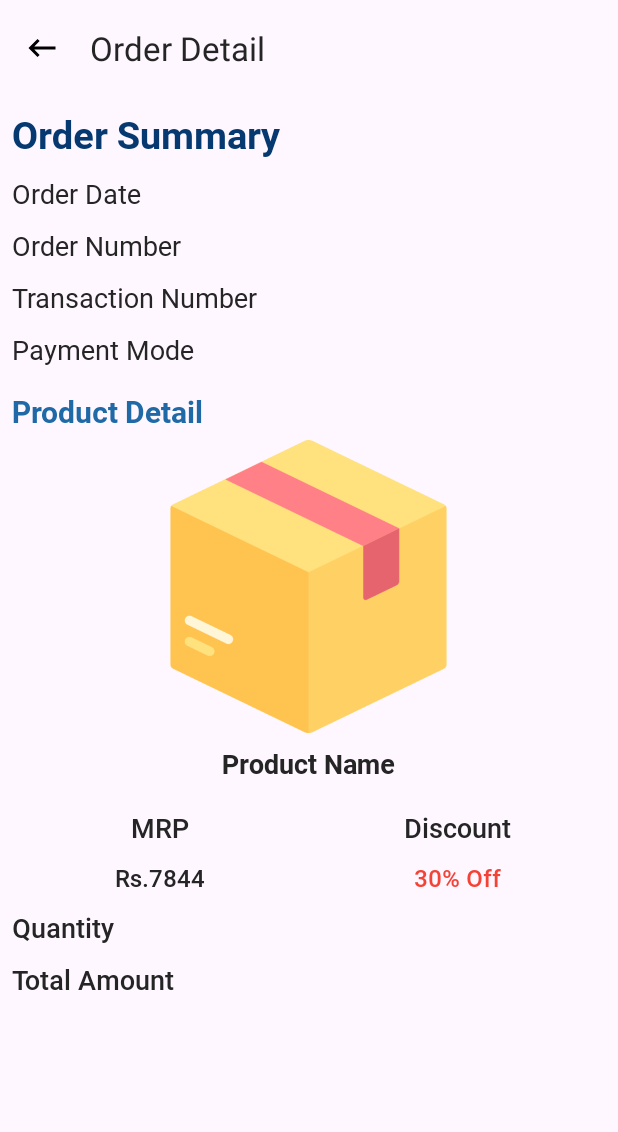
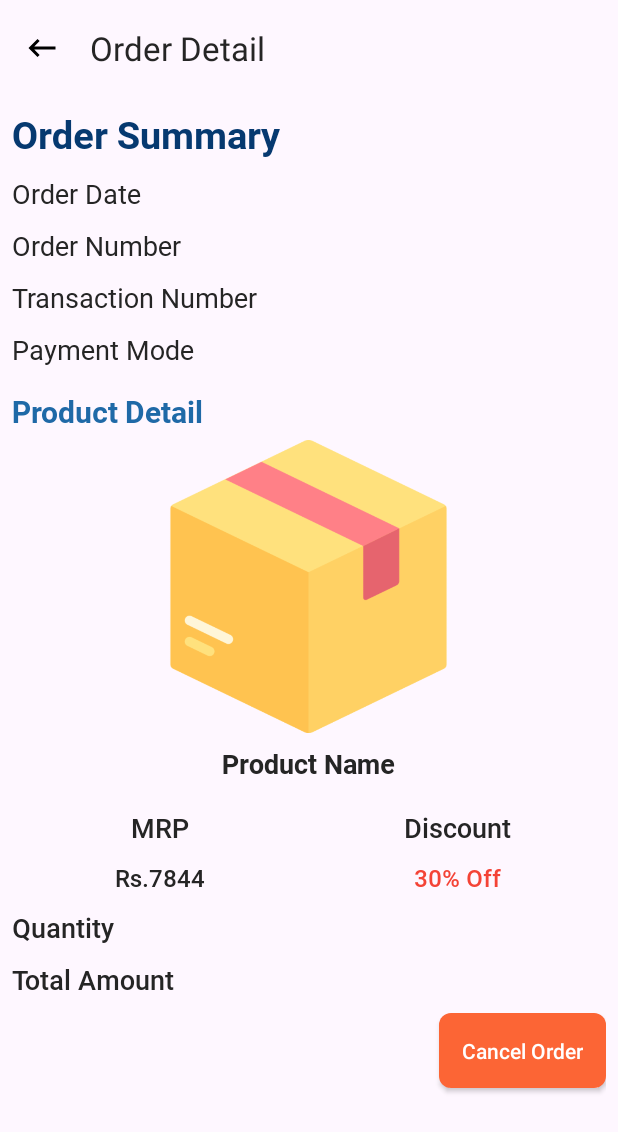
Before and after one commit to devapp-nishant/Android_Ecommerce_App, an Android app: the OrderDetailActivity screen opened directly, with no data from a screen before it, on a phone screen of 412 x 824 dp. Shown: the top 1132 px of the screen. Run offline under Robolectric (Android 15) with nearby library versions, the phone set to English and light mode, and no system bars; our stand-ins replace sdp/ssp sizes; pictures from the network do not load; 1 statement that could not run was skipped.

Commit message:
CODE TO MAKE ECOMMERCE APP IN ANDROID

```diff
--- /dev/null
+++ b/app/src/main/res/drawable/cancle_order_btn_bg.xml
@@ -0,0 +1,18 @@
+<?xml version="1.0" encoding="utf-8"?>
+<selector xmlns:android="http://schemas.android.com/apk/res/android">
+    <!-- Button in its default state -->
+    <item android:state_pressed="false">
+        <shape android:shape="rectangle">
+            <solid android:color="#FC6535"/> <!-- Change this color to your desired button color -->
+            <corners android:radius="8dp"/> <!-- Adjust the corner radius as needed -->
+        </shape>
+    </item>
+
+    <!-- Button in its pressed (clicked) state -->
+    <item android:state_pressed="true">
+        <shape android:shape="rectangle">
+            <solid android:color="#F14E1B"/> <!-- Change this color to your desired button color when clicked -->
+            <corners android:radius="8dp"/> <!-- Adjust the corner radius as needed -->
+        </shape>
+    </item>
+</selector>
--- a/app/src/main/res/layout/activity_order_detail.xml
+++ b/app/src/main/res/layout/activity_order_detail.xml
@@ -2,9 +2,9 @@
 <androidx.core.widget.NestedScrollView xmlns:android="http://schemas.android.com/apk/res/android"
     xmlns:app="http://schemas.android.com/apk/res-auto"
     xmlns:tools="http://schemas.android.com/tools"
-    android:fillViewport="true"
     android:layout_width="match_parent"
     android:layout_height="match_parent"
+    android:fillViewport="true"
     tools:context=".Activities.OrderDetailActivity">
 
     <androidx.appcompat.widget.LinearLayoutCompat
@@ -30,9 +30,9 @@
             android:id="@+id/detailOrderProgress"
             android:layout_width="match_parent"
             android:layout_height="wrap_content"
+            android:layout_marginTop="3dp"
             android:indeterminate="true"
             app:indicatorColor="#1F69A7"
-            android:layout_marginTop="3dp"
             app:trackColor="#F8BC24" />
 
         <androidx.appcompat.widget.LinearLayoutCompat
@@ -92,10 +92,10 @@
             <TextView
                 android:layout_width="wrap_content"
                 android:layout_height="wrap_content"
+                android:layout_gravity="start"
                 android:layout_marginTop="15dp"
                 android:fontFamily="@font/roboto_bold"
                 android:text="Product Detail"
-                android:layout_gravity="start"
                 android:textColor="#1F69A7"
                 android:textSize="20sp" />
 
@@ -121,8 +121,8 @@
             <androidx.appcompat.widget.LinearLayoutCompat
                 android:layout_width="match_parent"
                 android:layout_height="wrap_content"
+                android:layout_marginTop="8dp"
                 android:orientation="horizontal"
-                android:layout_marginTop="8dp"
                 android:weightSum="2">
 
                 <TextView
@@ -205,7 +205,17 @@
                 android:textColor="@color/text_color"
                 android:textSize="18sp" />
 
-
+            <androidx.appcompat.widget.AppCompatButton
+                android:layout_width="wrap_content"
+                android:layout_height="wrap_content"
+                android:text="Cancel Order"
+                android:textAllCaps="false"
+                android:layout_gravity="end"
+                android:textColor="@color/white"
+                android:textSize="14sp"
+                android:layout_marginVertical="10dp"
+                android:background="@drawable/cancle_order_btn_bg"
+                android:padding="15dp"/>
 
         </androidx.appcompat.widget.LinearLayoutCompat>
 
--- a/app/src/main/res/layout/wishlist_item.xml
+++ b/app/src/main/res/layout/wishlist_item.xml
@@ -16,8 +16,8 @@
 
         <ImageView
             android:id="@+id/wishItemImg"
-            android:layout_width="@dimen/_120sdp"
-            android:layout_height="@dimen/_120sdp"
+            android:layout_width="@dimen/_150sdp"
+            android:layout_height="@dimen/_150sdp"
             android:layout_gravity="center"
             android:padding="8dp"
             android:src="@drawable/box" />
```
